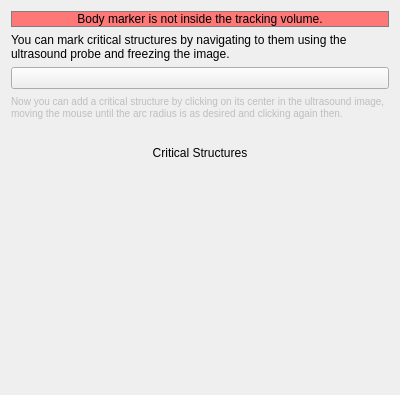
MITK/MITK, file Plugins/org.mitk.gui.qt.igt.app.echotrack/src/internal/NavigationStepWidgets/QmitkUSNavigationStepZoneMarking.ui: the form before one commit.
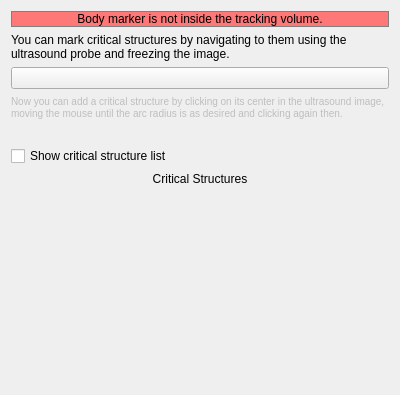
The form after the commit. Custom widgets are drawn as their Qt base class.

Commit message: made UI elements invisible when not used

The edit to the form file:
```diff
--- a/Plugins/org.mitk.gui.qt.igt.app.echotrack/src/internal/NavigationStepWidgets/QmitkUSNavigationStepZoneMarking.ui
+++ b/Plugins/org.mitk.gui.qt.igt.app.echotrack/src/internal/NavigationStepWidgets/QmitkUSNavigationStepZoneMarking.ui
@@ -80,7 +80,14 @@
     </spacer>
    </item>
    <item>
-    <widget class="QLabel" name="label_5">
+    <widget class="QCheckBox" name="showStructureList">
+     <property name="text">
+      <string>Show critical structure list</string>
+     </property>
+    </widget>
+   </item>
+   <item>
+    <widget class="QLabel" name="zonesLabel">
      <property name="sizePolicy">
       <sizepolicy hsizetype="Preferred" vsizetype="Preferred">
        <horstretch>0</horstretch>
@@ -105,6 +112,19 @@
      </property>
     </widget>
    </item>
+   <item>
+    <spacer name="verticalSpacer">
+     <property name="orientation">
+      <enum>Qt::Vertical</enum>
+     </property>
+     <property name="sizeHint" stdset="0">
+      <size>
+       <width>20</width>
+       <height>40</height>
+      </size>
+     </property>
+    </spacer>
+   </item>
   </layout>
  </widget>
  <customwidgets>
```
The commit also changes 3 other files.
